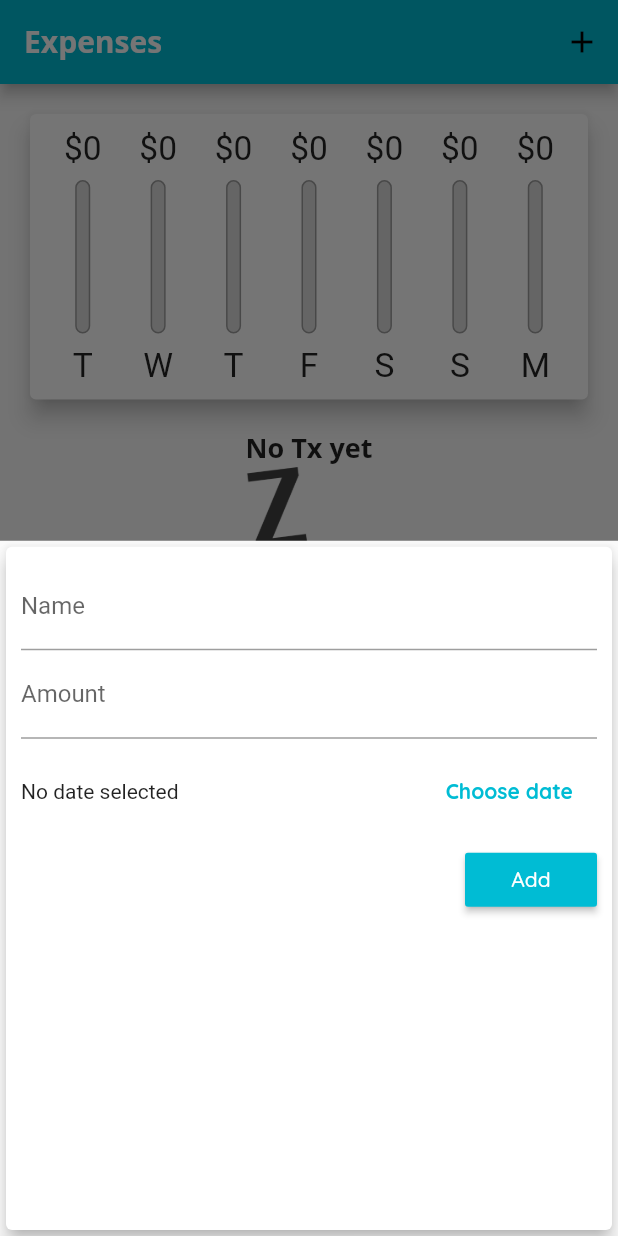
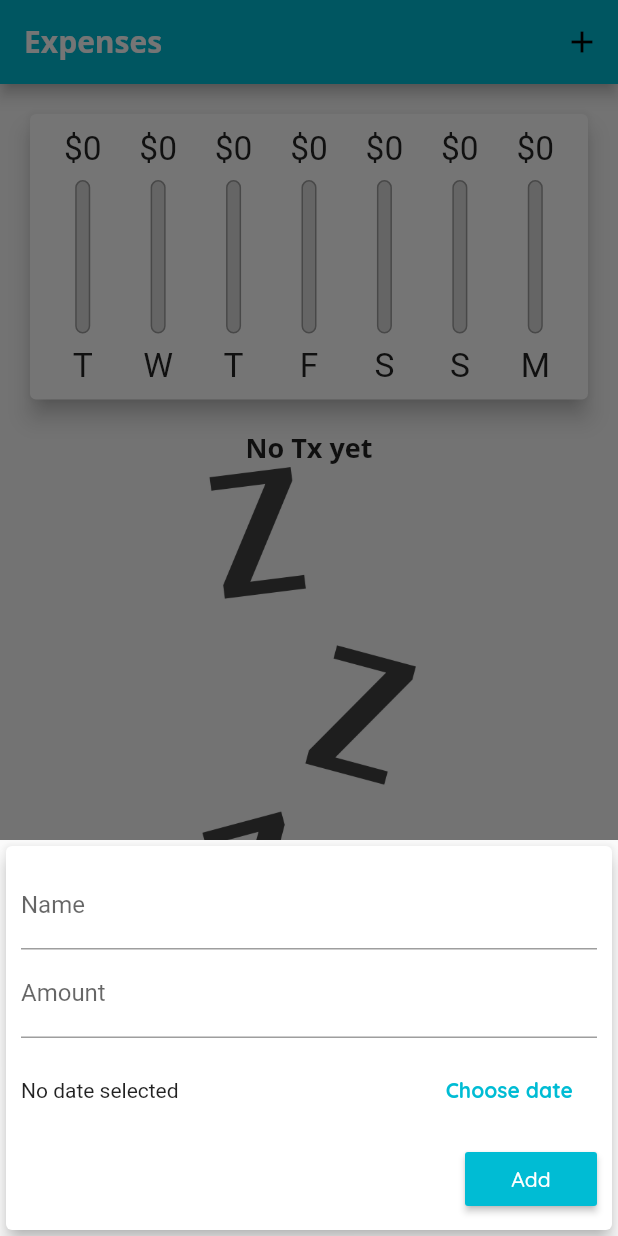
Before and after one commit to elJamesSnz/weekly_expenses, a Flutter app: the screen it shows after launch, after a tap on the "add" icon, on a phone screen of 412 x 824 dp. Run offline on Flutter 3.47's test engine with Material 2 defaults, Android fonts, the phone set to English and light mode, and no system bars.

Commit message:
Initial orientation config
Initial orientation config
The App now validates the device orientation in order to show/hide the chart / txs list widgets using a Switch toggle widget.

```diff
--- a/lib/main.dart
+++ b/lib/main.dart
@@ -1,5 +1,6 @@
 //flutter imports
 import 'package:flutter/material.dart';
+import 'package:flutter/services.dart';
 
 //3rd party imports
 
@@ -9,7 +10,14 @@
 import './widgets/chart.dart';
 import './models/tx.dart';
 
-void main() => runApp(MyApp());
+void main() {
+  //Ensuring orientation lock works in all devices
+  //WidgetsFlutterBinding.ensureInitialized();
+  //Locking the device orientarion.
+  // SystemChrome.setPreferredOrientations(
+  //   [DeviceOrientation.portraitUp, DeviceOrientation.portraitDown]);
+  runApp(MyApp());
+}
 
 class MyApp extends StatelessWidget {
   @override
@@ -43,6 +51,7 @@
 }
 
 class _HomePageState extends State<HomePage> {
+  bool _chart = false;
   final List<Tx> _listTxs = [
     //Tx(id: 'Tx1', name: 'Food', amount: 299.23, date: DateTime.now()),
     //Tx(id: 'Tx2', name: 'Videogame: MW2', amount: 129.99, date: DateTime.now()),
@@ -87,6 +96,9 @@
 
   @override
   Widget build(BuildContext context) {
+    final mobileInLandscape =
+        MediaQuery.of(context).orientation == Orientation.landscape;
+
     final appBar = AppBar(
       title: Text('Expenses'),
       actions: [
@@ -94,25 +106,51 @@
         IconButton(onPressed: () => _modalNewTx(context), icon: Icon(Icons.add))
       ],
     );
+
+    final txList = Container(
+        height: (MediaQuery.of(context).size.height -
+                appBar.preferredSize.height -
+                MediaQuery.of(context).padding.top) *
+            .7,
+        child: TxsList(_listTxs, _deleteTx));
+
     return Scaffold(
       appBar: appBar,
       body: SingleChildScrollView(
-        child: Column(
-            //mainAxisAlignment: MainAxisAlignment.start,
-            crossAxisAlignment: CrossAxisAlignment.stretch,
+        child:
+            Column(crossAxisAlignment: CrossAxisAlignment.stretch, children: [
+          if (mobileInLandscape)
+            Row(
+              mainAxisAlignment: MainAxisAlignment.center,
               children: [
+                Text('Chart'),
+                Switch(
+                  value: _chart,
+                  onChanged: (value) {
+                    setState(() {
+                      _chart = value;
+                    });
+                  },
+                ),
+              ],
+            ),
+          if (!mobileInLandscape)
             Container(
                 height: (MediaQuery.of(context).size.height -
                         appBar.preferredSize.height -
                         MediaQuery.of(context).padding.top) *
                     .3,
                 child: Chart(_recentTx)),
-              Container(
+          if (!mobileInLandscape) txList,
+          if (mobileInLandscape)
+            _chart
+                ? Container(
                     height: (MediaQuery.of(context).size.height -
                             appBar.preferredSize.height -
                             MediaQuery.of(context).padding.top) *
                         .7,
-                  child: TxsList(_listTxs, _deleteTx)),
+                    child: Chart(_recentTx))
+                : txList,
         ]),
       ),
       floatingActionButtonLocation: FloatingActionButtonLocation.centerFloat,
--- a/lib/widgets/add_txs.dart
+++ b/lib/widgets/add_txs.dart
@@ -57,11 +57,17 @@
 
   @override
   Widget build(BuildContext context) {
-    return Card(
+    return SingleChildScrollView(
+      child: Card(
         elevation: 5,
         child: Container(
-          padding: EdgeInsets.all(10),
-          child: Column(crossAxisAlignment: CrossAxisAlignment.end, children: [
+            padding: EdgeInsets.only(
+                top: 10,
+                left: 10,
+                right: 10,
+                bottom: MediaQuery.of(context).viewInsets.bottom + 10),
+            child:
+                Column(crossAxisAlignment: CrossAxisAlignment.end, children: [
               TextField(
                 decoration: InputDecoration(labelText: 'Name'),
                 controller: _nameController,
@@ -99,6 +105,7 @@
                 color: Theme.of(context).primaryColor,
               )
             ])),
+      ),
     );
   }
 }
--- a/lib/widgets/txs_list.dart
+++ b/lib/widgets/txs_list.dart
@@ -14,20 +14,24 @@
   @override
   Widget build(BuildContext context) {
     return listTxs.isEmpty
-        ? Column(
+        ? LayoutBuilder(
+            builder: (context, constraints) {
+              return Column(
                 children: [
                   Text(
                     'No Tx yet',
                     style: Theme.of(context).textTheme.headline6,
                   ),
                   Container(
-                height: 200,
+                    height: constraints.maxHeight * .6,
                     child: Image.asset(
                       'assets/images/waiting.png',
                       fit: BoxFit.cover,
                     ),
                   )
                 ],
+              );
+            },
           )
         //listview has infinite height
         : ListView.builder(
@@ -53,7 +57,13 @@
                     style: Theme.of(context).textTheme.headline6,
                   ),
                   subtitle: Text(DateFormat.yMMM().format(listTxs[index].date)),
-                  trailing: IconButton(
+                  trailing: MediaQuery.of(context).size.width > 450
+                      ? FlatButton.icon(
+                          onPressed: () => deleteTx(listTxs[index].id),
+                          icon: Icon(Icons.delete),
+                          textColor: Theme.of(context).errorColor,
+                          label: Text('del'))
+                      : IconButton(
                           icon: Icon(Icons.delete),
                           color: Theme.of(context).errorColor,
                           //since is requieres an argument it is wrap in an anonym funct
```
Lines whose indentation alone changed are shown as unchanged.
